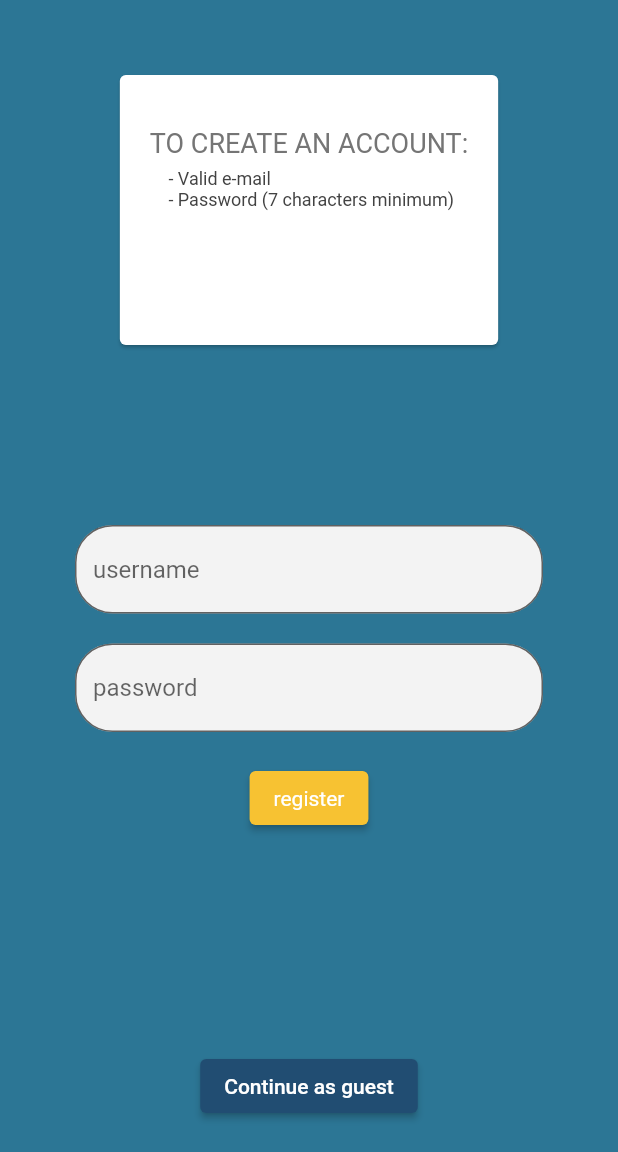
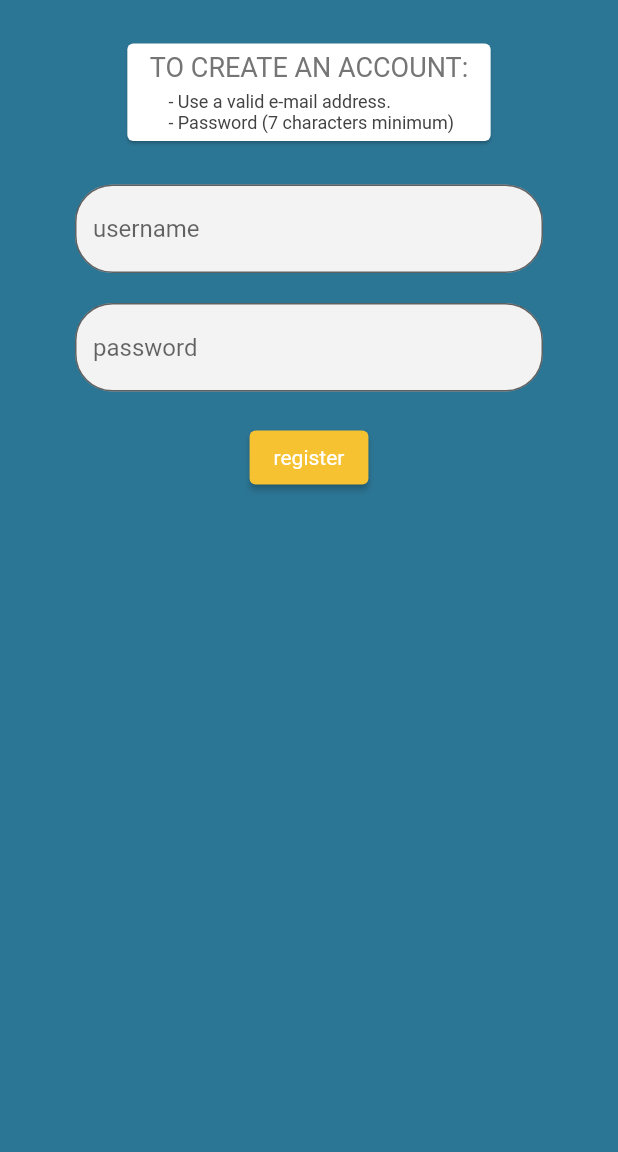
Before and after one commit to sunnyssarai98/drinkdeals, a Flutter app: the screen it shows after launch, after a tap on "sign in", after a tap on "Register", on a phone screen of 412 x 824 dp, the part 84-1236 px from its top. Run offline on Flutter 3.47's test engine with Material 2 defaults, Android fonts, the phone set to English and light mode, and no system bars; our stand-ins replace cloud_firestore, dio, firebase_auth, firebase_core, google_maps_flutter; missing offline and left inert: flutter_polyline_points; accounts and stored records are empty; network calls fail.

Commit message:
Clean Up Sign in Register for Demo

```diff
--- a/lib/screens/authenticate/register.dart
+++ b/lib/screens/authenticate/register.dart
@@ -22,13 +22,12 @@ class _RegisterState extends State<Register> {
   //Register Card Text
   String mainText_1 = "TO CREATE AN ACCOUNT:";
   String bulletPoints_1 =
-      "\t- Valid e-mail \n\t- Password (7 characters minimum)";
+      "\t- Use a valid e-mail address. \n\t- Password (7 characters minimum)";
 
   Widget registerCardTemplate(mainText, bulletPoints) {
     return Card(
-      margin: EdgeInsets.fromLTRB(16.0, 50.0, 16.0, 120),
       child: Padding(
-        padding: const EdgeInsets.symmetric(horizontal: 20, vertical: 35),
+        padding: const EdgeInsets.symmetric(horizontal: 15, vertical: 5),
         child: Column(children: <Widget>[
           Text(mainText,
               style: TextStyle(
@@ -74,14 +73,14 @@ class _RegisterState extends State<Register> {
               //     image: AssetImage('assets/logo.png'),
               //   ),
               // ),
-              Expanded(
-                  flex: 1,
-                  child: registerCardTemplate(mainText_1, bulletPoints_1)),
-              //const SizedBox(height: 25.0),
+              const SizedBox(height: 25.0),
+              registerCardTemplate(mainText_1, bulletPoints_1),
+              const SizedBox(height: 25.0),
               Expanded(
                 flex: 1,
                 child: Form(
                     key: _formKey,
+                    child: SingleChildScrollView(
                       child: Column(children: <Widget>[
                         TextFormField(
                             decoration: InputDecoration(
@@ -122,11 +121,12 @@ class _RegisterState extends State<Register> {
                                   TextStyle(color: Colors.white))),
                           onPressed: () async {
                             if (_formKey.currentState!.validate()) {
-                            dynamic result = await _auth
-                                .registerWithEmailAndPassword(email, password);
+                              dynamic result =
+                                  await _auth.registerWithEmailAndPassword(
+                                      email, password);
                               if (result == null) {
-                              setState(
-                                  () => errorMSG = 'please use a valid email.');
+                                setState(() =>
+                                    errorMSG = 'please use a valid email.');
                               }
                             }
                           },
@@ -136,22 +136,9 @@ class _RegisterState extends State<Register> {
                           errorMSG,
                           style: TextStyle(color: Colors.red, fontSize: 20),
                         )
-                    ])),
+                      ]),
+                    )),
               ),
-              ElevatedButton(
-                  child: Text('Continue as guest'),
-                  style: ButtonStyle(
-                      backgroundColor:
-                          MaterialStateProperty.all(Color(0xff214d72))),
-                  onPressed: () async {
-                    dynamic result = await _auth.signInAnon();
-                    if (result == null) {
-                      print('error signing in');
-                    } else {
-                      print('signed in');
-                      print(result);
-                    }
-                  }),
             ],
           )),
     );
--- a/lib/screens/authenticate/sign_in.dart
+++ b/lib/screens/authenticate/sign_in.dart
@@ -51,6 +51,7 @@ class _SignInState extends State<SignIn> {
                 flex: 1,
                 child: Form(
                     key: _formKey,
+                    child: SingleChildScrollView(
                       child: Column(children: <Widget>[
                         TextFormField(
                             decoration: InputDecoration(
@@ -105,7 +106,8 @@ class _SignInState extends State<SignIn> {
                           errorMSG,
                           style: TextStyle(color: Colors.red, fontSize: 20),
                         )
-                    ])),
+                      ]),
+                    )),
               ),
               ElevatedButton(
                   child: Text('Continue as guest'),
```
Lines whose indentation alone changed are shown as unchanged.
